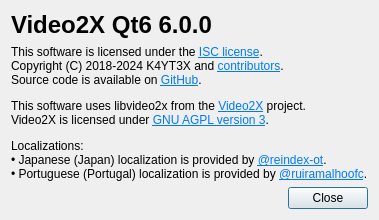
Qt form src/aboutdialog.ui (k4yt3x/video2x-qt6) before a commit.
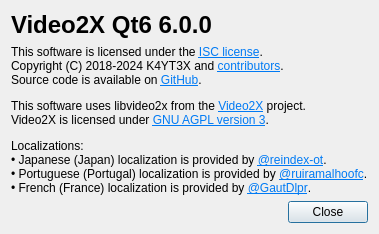
The same form after that commit.

Commit message: feat: update UI and build files for French

The edit to the form file:
```diff
--- a/src/aboutdialog.ui
+++ b/src/aboutdialog.ui
@@ -7,7 +7,7 @@
     <x>0</x>
     <y>0</y>
     <width>563</width>
-    <height>238</height>
+    <height>254</height>
    </rect>
   </property>
   <property name="sizePolicy">
@@ -39,7 +39,16 @@
    <item>
     <widget class="QLabel" name="aboutCopyrightLabel">
      <property name="text">
-      <string notr="true">&lt;html&gt;&lt;head/&gt;&lt;body&gt;&lt;p&gt;This software is licensed under the &lt;a href=&quot;https://github.com/k4yt3x/video2x-qt6/blob/master/LICENSE&quot;&gt;&lt;span style=&quot; text-decoration: underline; color:#007af4;&quot;&gt;ISC license&lt;/span&gt;&lt;/a&gt;.&lt;br/&gt;Copyright (C) 2018-2024 K4YT3X and &lt;a href=&quot;https://github.com/k4yt3x/video2x/graphs/contributors&quot;&gt;&lt;span style=&quot; text-decoration: underline; color:#007af4;&quot;&gt;contributors&lt;/span&gt;&lt;/a&gt;.&lt;br/&gt;Source code is available on &lt;a href=&quot;https://github.com/k4yt3x/video2x-qt6&quot;&gt;&lt;span style=&quot; text-decoration: underline; color:#007af4;&quot;&gt;GitHub&lt;/span&gt;&lt;/a&gt;.&lt;/p&gt;&lt;p&gt;This software uses libvideo2x from the &lt;a href=&quot;https://github.com/k4yt3x/video2x&quot;&gt;&lt;span style=&quot; text-decoration: underline; color:#007af4;&quot;&gt;Video2X&lt;/span&gt;&lt;/a&gt; project.&lt;br/&gt;Video2X is licensed under &lt;a href=&quot;https://www.gnu.org/licenses/agpl-3.0.txt&quot;&gt;&lt;span style=&quot; text-decoration: underline; color:#007af4;&quot;&gt;GNU AGPL version 3&lt;/span&gt;&lt;/a&gt;.&lt;/p&gt;&lt;p&gt;Localizations:&lt;br/&gt;• Japanese (Japan) localization is provided by &lt;a href=&quot;https://github.com/reindex-ot&quot;&gt;&lt;span style=&quot; text-decoration: underline; color:#007af4;&quot;&gt;@reindex-ot&lt;/span&gt;&lt;/a&gt;.&lt;br/&gt;• Portuguese (Portugal) localization is provided by &lt;a href=&quot;https://github.com/ruiramalhoofc&quot;&gt;&lt;span style=&quot; text-decoration: underline; color:#007af4;&quot;&gt;@ruiramalhoofc&lt;/span&gt;&lt;/a&gt;.&lt;/p&gt;&lt;/body&gt;&lt;/html&gt;</string>
+      <string notr="true">&lt;!DOCTYPE HTML PUBLIC &quot;-//W3C//DTD HTML 4.0//EN&quot; &quot;http://www.w3.org/TR/REC-html40/strict.dtd&quot;&gt;
+&lt;html&gt;&lt;head&gt;&lt;meta name=&quot;qrichtext&quot; content=&quot;1&quot; /&gt;&lt;meta charset=&quot;utf-8&quot; /&gt;&lt;style type=&quot;text/css&quot;&gt;
+p, li { white-space: pre-wrap; }
+hr { height: 1px; border-width: 0; }
+li.unchecked::marker { content: &quot;\2610&quot;; }
+li.checked::marker { content: &quot;\2612&quot;; }
+&lt;/style&gt;&lt;/head&gt;&lt;body style=&quot; font-family:'Segoe UI'; font-size:9pt; font-weight:400; font-style:normal;&quot;&gt;
+&lt;p style=&quot; margin-top:12px; margin-bottom:12px; margin-left:0px; margin-right:0px; -qt-block-indent:0; text-indent:0px;&quot;&gt;This software is licensed under the &lt;a href=&quot;https://github.com/k4yt3x/video2x-qt6/blob/master/LICENSE&quot;&gt;&lt;span style=&quot; text-decoration: underline; color:#007af4;&quot;&gt;ISC license&lt;/span&gt;&lt;/a&gt;.&lt;br /&gt;Copyright (C) 2018-2024 K4YT3X and &lt;a href=&quot;https://github.com/k4yt3x/video2x/graphs/contributors&quot;&gt;&lt;span style=&quot; text-decoration: underline; color:#007af4;&quot;&gt;contributors&lt;/span&gt;&lt;/a&gt;.&lt;br /&gt;Source code is available on &lt;a href=&quot;https://github.com/k4yt3x/video2x-qt6&quot;&gt;&lt;span style=&quot; text-decoration: underline; color:#007af4;&quot;&gt;GitHub&lt;/span&gt;&lt;/a&gt;.&lt;/p&gt;
+&lt;p style=&quot; margin-top:12px; margin-bottom:12px; margin-left:0px; margin-right:0px; -qt-block-indent:0; text-indent:0px;&quot;&gt;This software uses libvideo2x from the &lt;a href=&quot;https://github.com/k4yt3x/video2x&quot;&gt;&lt;span style=&quot; text-decoration: underline; color:#007af4;&quot;&gt;Video2X&lt;/span&gt;&lt;/a&gt; project.&lt;br /&gt;Video2X is licensed under &lt;a href=&quot;https://www.gnu.org/licenses/agpl-3.0.txt&quot;&gt;&lt;span style=&quot; text-decoration: underline; color:#007af4;&quot;&gt;GNU AGPL version 3&lt;/span&gt;&lt;/a&gt;.&lt;/p&gt;
+&lt;p style=&quot; margin-top:12px; margin-bottom:12px; margin-left:0px; margin-right:0px; -qt-block-indent:0; text-indent:0px;&quot;&gt;Localizations:&lt;br /&gt;• Japanese (Japan) localization is provided by &lt;a href=&quot;https://github.com/reindex-ot&quot;&gt;&lt;span style=&quot; text-decoration: underline; color:#007af4;&quot;&gt;@reindex-ot&lt;/span&gt;&lt;/a&gt;.&lt;br /&gt;• Portuguese (Portugal) localization is provided by &lt;a href=&quot;https://github.com/ruiramalhoofc&quot;&gt;&lt;span style=&quot; text-decoration: underline; color:#007af4;&quot;&gt;@ruiramalhoofc&lt;/span&gt;&lt;/a&gt;.&lt;br /&gt;• French (France) localization is provided by &lt;a href=&quot;https://github.com/GautDlpr&quot;&gt;&lt;span style=&quot; text-decoration: underline; color:#007af4;&quot;&gt;@GautDlpr&lt;/span&gt;&lt;/a&gt;.&lt;/p&gt;&lt;/body&gt;&lt;/html&gt;</string>
      </property>
     </widget>
    </item>
```
The commit also changes 9 other files.
